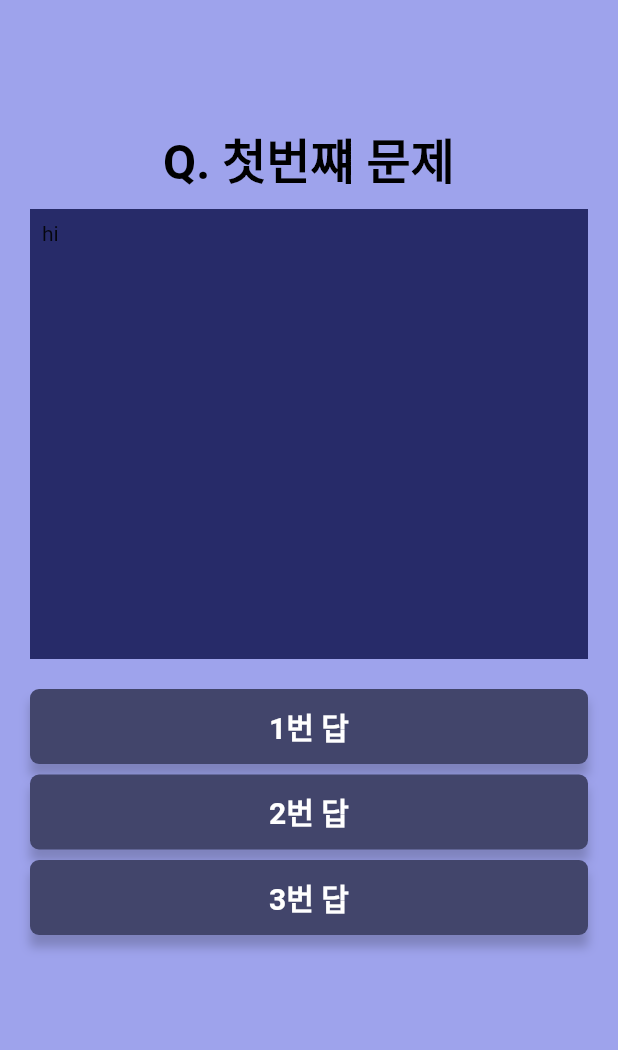
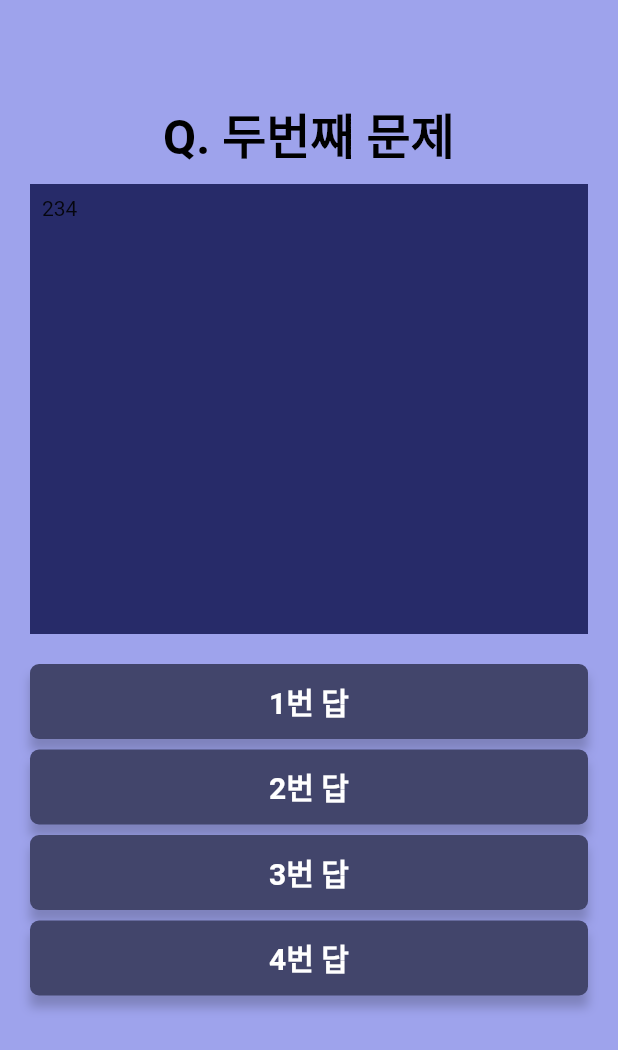
Before and after one commit to gns0170/flutter_app_7, a Flutter app: the Question screen opened directly, after a tap on "1번 답", on a phone screen of 412 x 824 dp. Shown: the top 1050 px of the screen. Run offline on Flutter 3.47's test engine with Material 2 defaults, Android fonts, the phone set to English and light mode, and no system bars.

Commit message:
4rd, question screen

```diff
--- a/lib/data/questions.dart
+++ b/lib/data/questions.dart
@@ -11,23 +11,24 @@ class DataQuestion {
 class Option {
   final String text;
   final List<int> weight;
-  Option(this.text, this.weight);
+  final String nextKey;
+  Option(this.text, this.weight, this.nextKey);
 }
 
 List<DataQuestion> q = [
   DataQuestion("q1", "Q. 첫번쨰 문제", const Text("123"), [
-    Option("1번 답", [3, -1, -1, -1]),
-    Option("2번 답", [1, 1, 1, -3]),
-    Option("3번 답", [-2, -2, 2, 2]),
+    Option("1번 답", [3, -1, -1, -1], "q2"),
+    Option("2번 답", [1, 1, 1, -3], "q3"),
+    Option("3번 답", [-2, -2, 2, 2], "q3"),
   ]),
   DataQuestion("q2", "Q. 두번째 문제", const Text("234"), [
-    Option("1번 답", [3, -1, -1, -1]),
-    Option("2번 답", [1, 1, 1, -3]),
-    Option("3번 답", [-2, -2, 2, 2]),
+    Option("1번 답", [3, -1, -1, -1], "q1"),
+    Option("2번 답", [1, 1, 1, -3], "q3"),
+    Option("3번 답", [-2, -2, 2, 2], "q1"),
+    Option("4번 답", [-2, -2, 2, 2], "q1"),
   ]),
   DataQuestion("q3", "Q. 세번쨰 문제", const Text("345"), [
-    Option("1번 답", [3, -1, -1, -1]),
-    Option("2번 답", [1, 1, 1, -3]),
-    Option("3번 답", [-2, -2, 2, 2]),
+    Option("1번 답", [3, -1, -1, -1], "q2"),
+    Option("2번 답", [1, 1, 1, -3], "q1"),
   ]),
 ];
--- a/lib/screens/questions.dart
+++ b/lib/screens/questions.dart
@@ -13,26 +13,48 @@ class Question extends StatefulWidget {
 }
 
 class _QuestionState extends State<Question> {
-  List<DataQuestion> a = q;
-  String words = q[0].question;
+  List<DataQuestion> dataQuestions = q;
+  String semiKey = 'q1';
+  int semiNumberPage = 1;
   @override
   Widget build(BuildContext context) {
+    dynamic shownQuestion;
+    void shower() {
+      setState(() {
+        shownQuestion = q.singleWhere((element) => element.key == semiKey);
+      });
+    }
+
+    void outerChecker() {
+      if (semiNumberPage == 10) {
+        Navigator.pop(context, '/');
+      } else {
+        semiNumberPage++;
+      }
+    }
+
+    shower();
     return Scaffold(
         body: centerColumn([
       const Spacer(flex: 1),
-      TextQuestion(words: words),
+      TextQuestion(words: shownQuestion.question),
       const SizedBox(height: 10),
-      views(const Text('hi'), context),
+      views(shownQuestion.view, context),
       const SizedBox(height: 20),
       SizedBox(
         width: MediaQuery.of(context).size.width - 40,
-        height: 200,
+        height: 250,
         child: ListView.builder(
-            itemCount: q[0].options.length,
+            itemCount: shownQuestion.options.length,
             itemBuilder: (BuildContext context, int index) {
               return DarkButton(
-                text: q[0].options[index].text,
-                onPressed: () {},
+                text: shownQuestion.options[index].text,
+                onPressed: () {
+                  outerChecker();
+                  semiKey = shownQuestion.options[index].nextKey;
+                  shower();
+                  print(semiNumberPage);
+                },
                 height: 50,
               );
             }),
```
